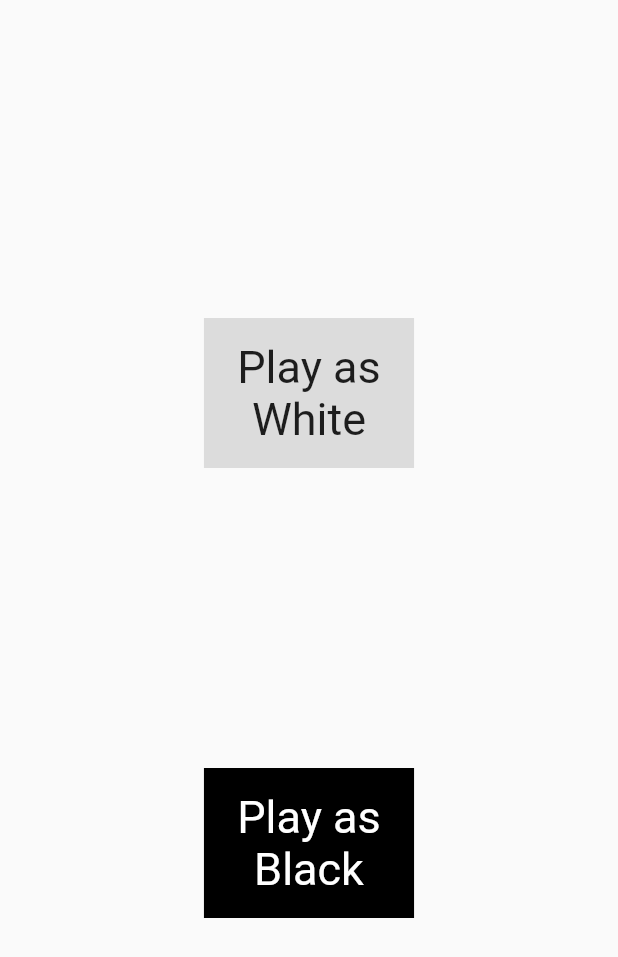
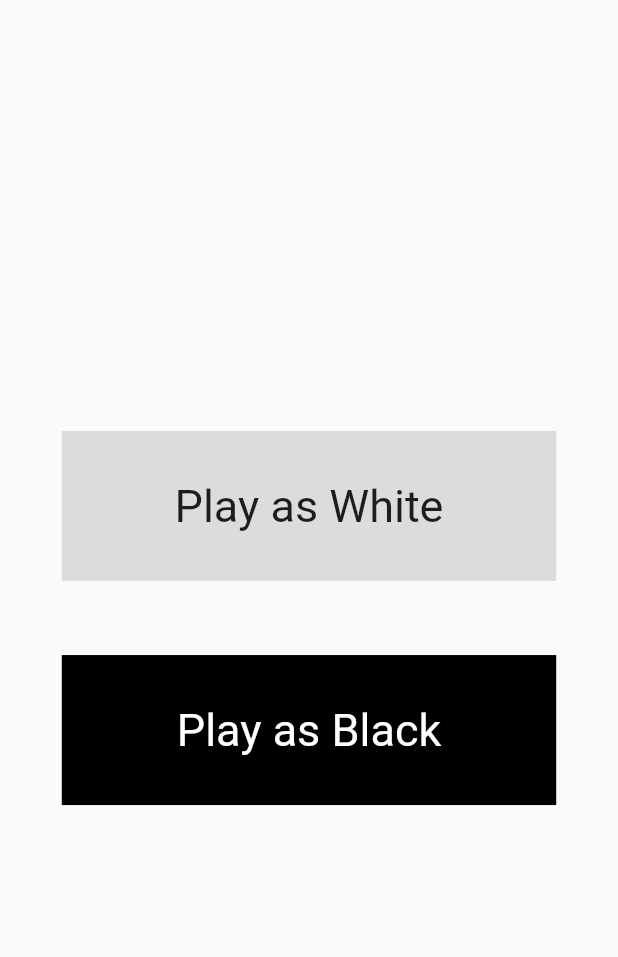
Before and after one commit to RoyKoProjects/flutter-chess-monte-carlo, a Flutter app: the screen it shows after launch, on a phone screen of 412 x 824 dp. Shown: the top 957 px of the screen. Run offline on Flutter 3.47's test engine with Material 2 defaults, Android fonts, the phone set to English and light mode, and no system bars; missing offline and left inert: flutter_chess_board.

Commit message:
new stable

```diff
--- a/lib/menu.dart
+++ b/lib/menu.dart
@@ -25,8 +25,8 @@ class Menu extends StatelessWidget {
                     color: Colors.black12,
                     alignment: Alignment.center,
                     margin: EdgeInsets.symmetric(
-                        horizontal: MediaQuery.of(context).size.width * .33,
-                        vertical: 100),
+                        horizontal: MediaQuery.of(context).size.width * .1,
+                        vertical: MediaQuery.of(context).size.height * .03),
                     child: (const Text("Play as White",
                         textAlign: TextAlign.center,
                         style:
@@ -45,9 +45,9 @@ class Menu extends StatelessWidget {
                     height: 100,
                     color: Colors.black,
                     alignment: Alignment.center,
-                    margin: EdgeInsets.symmetric(
-                        horizontal: MediaQuery.of(context).size.width * .33,
-                        vertical: 100),
+                     margin: EdgeInsets.symmetric(
+                        horizontal: MediaQuery.of(context).size.width * .1,
+                        vertical: MediaQuery.of(context).size.height * .03),
                     child: (const Text(
                       "Play as Black",
                       textAlign: TextAlign.center,
```
Also changed, not shown: lib/game.dart (+0 -17 lines).
